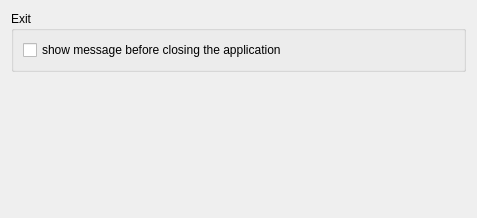
First picture: the form in Qitom/ui/widgetPropGeneralApplication.ui, repository itom-project/itom, before the edit.
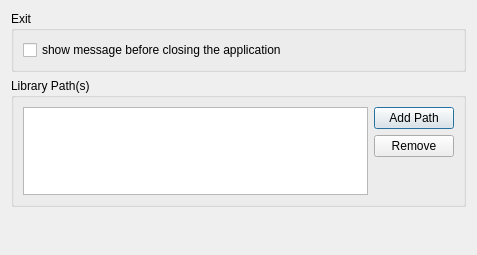
Second picture: the form after the edit.

```diff
--- a/Qitom/ui/widgetPropGeneralApplication.ui
+++ b/Qitom/ui/widgetPropGeneralApplication.ui
@@ -7,13 +7,13 @@
     <x>0</x>
     <y>0</y>
     <width>477</width>
-    <height>218</height>
+    <height>255</height>
    </rect>
   </property>
   <property name="windowTitle">
    <string>Form</string>
   </property>
-  <layout class="QVBoxLayout" name="verticalLayout_2">
+  <layout class="QVBoxLayout" name="verticalLayout_5">
    <item>
     <widget class="QGroupBox" name="groupBox">
      <property name="title">
@@ -30,6 +30,79 @@
      </layout>
     </widget>
    </item>
+   <item>
+    <widget class="QGroupBox" name="groupBox_2">
+     <property name="title">
+      <string>Library Path(s)</string>
+     </property>
+     <layout class="QVBoxLayout" name="verticalLayout_4">
+      <item>
+       <layout class="QHBoxLayout" name="horizontalLayout">
+        <item>
+         <layout class="QVBoxLayout" name="verticalLayout_2">
+          <item>
+           <widget class="QListWidget" name="listWidget">
+            <property name="cursor" stdset="0">
+             <cursorShape>ArrowCursor</cursorShape>
+            </property>
+            <property name="dragEnabled">
+             <bool>true</bool>
+            </property>
+            <property name="dragDropMode">
+             <enum>QAbstractItemView::InternalMove</enum>
+            </property>
+            <property name="defaultDropAction">
+             <enum>Qt::MoveAction</enum>
+            </property>
+            <property name="selectionMode">
+             <enum>QAbstractItemView::SingleSelection</enum>
+            </property>
+            <property name="batchSize">
+             <number>100</number>
+            </property>
+           </widget>
+          </item>
+         </layout>
+        </item>
+        <item>
+         <layout class="QVBoxLayout" name="verticalLayout_3">
+          <item>
+           <widget class="QPushButton" name="btnAdd">
+            <property name="text">
+             <string>Add Path</string>
+            </property>
+            <property name="default">
+             <bool>true</bool>
+            </property>
+           </widget>
+          </item>
+          <item>
+           <widget class="QPushButton" name="btnRemove">
+            <property name="text">
+             <string>Remove</string>
+            </property>
+           </widget>
+          </item>
+          <item>
+           <spacer name="verticalSpacer_2">
+            <property name="orientation">
+             <enum>Qt::Vertical</enum>
+            </property>
+            <property name="sizeHint" stdset="0">
+             <size>
+              <width>20</width>
+              <height>40</height>
+             </size>
+            </property>
+           </spacer>
+          </item>
+         </layout>
+        </item>
+       </layout>
+      </item>
+     </layout>
+    </widget>
+   </item>
    <item>
     <spacer name="verticalSpacer">
      <property name="orientation">
```
